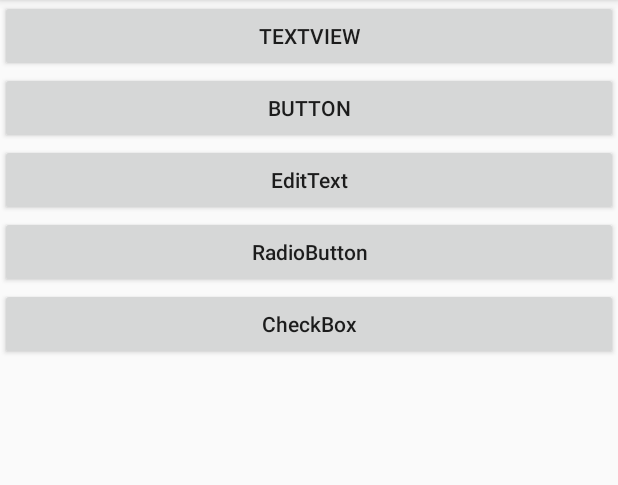
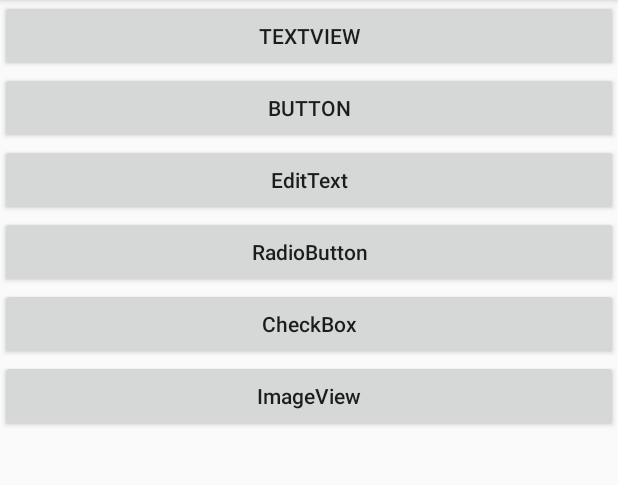
Before and after one commit to wangyu32/androidHelloWorld, an Android app: the screen it shows after launch (MainActivity), on a phone screen of 412 x 824 dp, the part 84-569 px from its top. Run offline under Robolectric (Android 15) with nearby library versions, the light colour scheme and no system bars.

Commit message:
ImageView

```diff
--- a/app/src/main/java/demo/com/wangyu/helloworld/MainActivity.java
+++ b/app/src/main/java/demo/com/wangyu/helloworld/MainActivity.java
@@ -13,6 +13,7 @@ public class MainActivity extends AppCompatActivity {
     private Button mBtnEditText;
     private Button mBtnRadioButton;
     private Button mBtnCheckBox;
+    private Button mBtnImageView;
 
     @Override
     protected void onCreate(Bundle savedInstanceState) {
@@ -23,6 +24,7 @@ public class MainActivity extends AppCompatActivity {
         mBtnEditText = (Button)findViewById(R.id.btn_edittext);
         mBtnRadioButton = (Button)findViewById(R.id.btn_radiobutton);
         mBtnCheckBox = (Button)findViewById(R.id.btn_checkBox);
+        mBtnImageView = (Button)findViewById(R.id.btn_imageview);
         setListeners();
     }
 
@@ -33,6 +35,7 @@ public class MainActivity extends AppCompatActivity {
         mBtnEditText.setOnClickListener(onClick);
         mBtnRadioButton.setOnClickListener(onClick);
         mBtnCheckBox.setOnClickListener(onClick);
+        mBtnImageView.setOnClickListener(onClick);
     }
 
     public class OnClick implements View.OnClickListener{
@@ -56,6 +59,9 @@ public class MainActivity extends AppCompatActivity {
                 case R.id.btn_checkBox:
                     intent = new Intent(MainActivity.this, CheckBoxActivity.class);
                     break;
+                case R.id.btn_imageview:
+                    intent = new Intent(MainActivity.this, ImageViewActivity.class);
+                    break;
             }
             startActivity(intent);
         }
--- a/app/src/main/res/layout/activity_main.xml
+++ b/app/src/main/res/layout/activity_main.xml
@@ -40,4 +40,11 @@
         android:text="CheckBox"
         android:textAllCaps="false"/>
 
+    <Button
+        android:id="@+id/btn_imageview"
+        android:layout_width="match_parent"
+        android:layout_height="wrap_content"
+        android:text="ImageView"
+        android:textAllCaps="false"/>
+
 </LinearLayout>
```
Also changed, not shown: app/build.gradle (+13 -0 lines), app/src/main/AndroidManifest.xml (+5 -2 lines), app/src/main/java/demo/com/wangyu/helloworld/ImageViewActivity.java (added, +23 -0 lines), app/src/main/res/layout/activity_image_view.xml (added, +52 -0 lines), app/src/main/res/drawable-xxhdpi/bg_iron_man.jpg (added).
